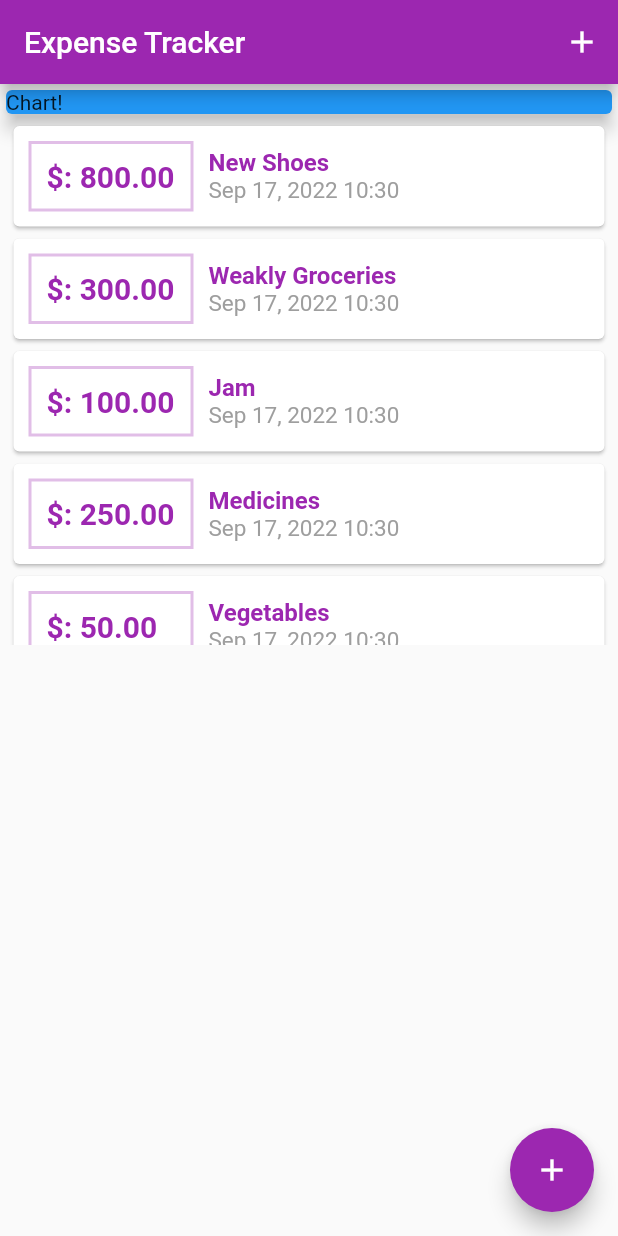
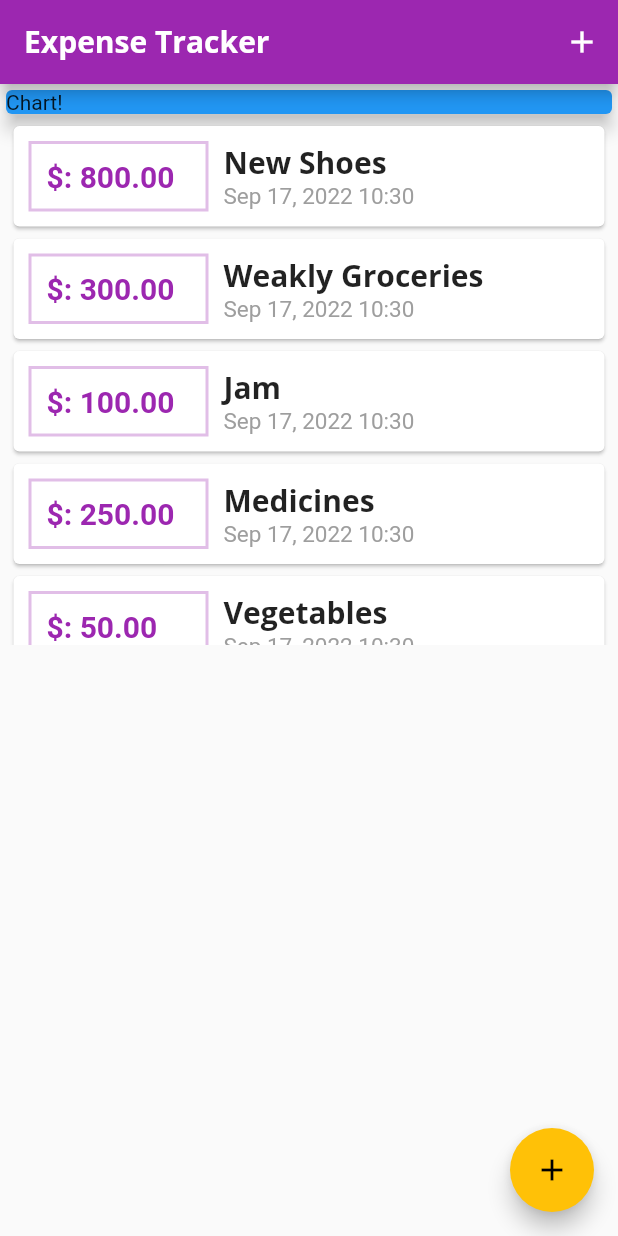
Before and after one commit to jhenilparihar/expense-tracker, a Flutter app: the screen it shows after launch, on a phone screen of 412 x 824 dp. Run offline on Flutter 3.47's test engine with Material 2 defaults, Android fonts, the phone set to English and light mode, and no system bars.

Commit message:
custom fonts

```diff
--- a/lib/main.dart
+++ b/lib/main.dart
@@ -14,7 +14,27 @@ class MyApp extends StatelessWidget {
   Widget build(BuildContext context) {
     return MaterialApp(
       title: 'Expense Tracker',
-      theme: ThemeData(primarySwatch: Colors.purple),
+      theme: ThemeData(
+        primarySwatch: Colors.purple,
+        accentColor: Colors.amber,
+        fontFamily: 'Quicksand',
+        textTheme: ThemeData.light().textTheme.copyWith(
+              headline6: TextStyle(
+                fontFamily: 'OpenSans',
+                fontSize: 20,
+                fontWeight: FontWeight.bold,
+              ),
+            ),
+        appBarTheme: AppBarTheme(
+          textTheme: ThemeData.light().textTheme.copyWith(
+                headline6: TextStyle(
+                  fontFamily: 'OpenSans',
+                  fontSize: 20,
+                  fontWeight: FontWeight.bold,
+                ),
+              ),
+        ),
+      ),
       home: MyHomePage(),
     );
   }
--- a/lib/widgets/transaction_list.dart
+++ b/lib/widgets/transaction_list.dart
@@ -25,7 +25,7 @@ class TransactionList extends StatelessWidget {
                     border: Border.all(
                         color: Theme.of(context).primaryColorLight, width: 2)),
                 padding: const EdgeInsets.all(10),
-                width: 110,
+                width: 120,
                 child: Text(
                   '\$: ${transactions[index].amount.toStringAsFixed(2)}',
                   style: TextStyle(
@@ -40,10 +40,7 @@ class TransactionList extends StatelessWidget {
                 children: <Widget>[
                   Text(
                     transactions[index].title,
-                    style: TextStyle(
-                        fontSize: 16,
-                        color: Theme.of(context).primaryColor,
-                        fontWeight: FontWeight.bold),
+                    style: Theme.of(context).textTheme.headline6,
                   ),
                   Text(
                     DateFormat.yMMMd()
```
Also changed, not shown: pubspec.yaml (+12 -9 lines), assets/fonts/OpenSans-Bold.ttf (added), assets/fonts/OpenSans-Regular.ttf (added), assets/fonts/Quicksand-Bold.ttf (added), assets/fonts/Quicksand-Light.ttf (added), assets/fonts/Quicksand-Medium.ttf (added), assets/fonts/Quicksand-Regular.ttf (added).
